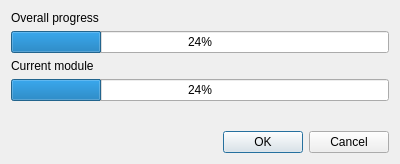
neutronimaging/KipTool, file applications/kiptool/src/processdialog.ui: the form before one commit.
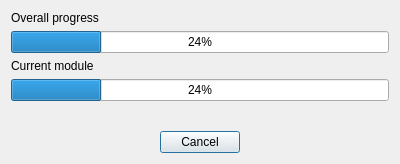
The form after the commit.

Commit message: Fixed progress dialog crashes. Reason: threads tried to manipulate the GUI... again.

```diff
--- a/applications/kiptool/src/processdialog.ui
+++ b/applications/kiptool/src/processdialog.ui
@@ -61,7 +61,10 @@
       <enum>Qt::Horizontal</enum>
      </property>
      <property name="standardButtons">
-      <set>QDialogButtonBox::Cancel|QDialogButtonBox::Ok</set>
+      <set>QDialogButtonBox::Cancel</set>
+     </property>
+     <property name="centerButtons">
+      <bool>true</bool>
      </property>
     </widget>
    </item>
```
The commit also changes 7 other files.
